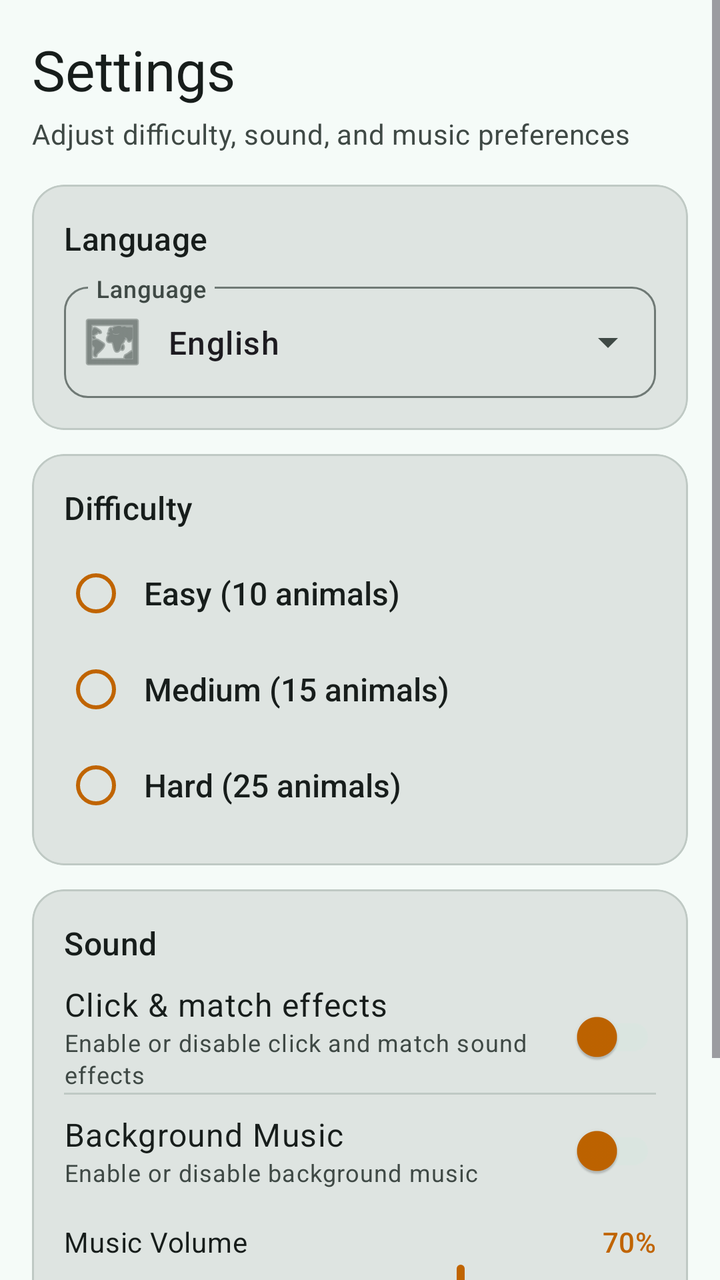
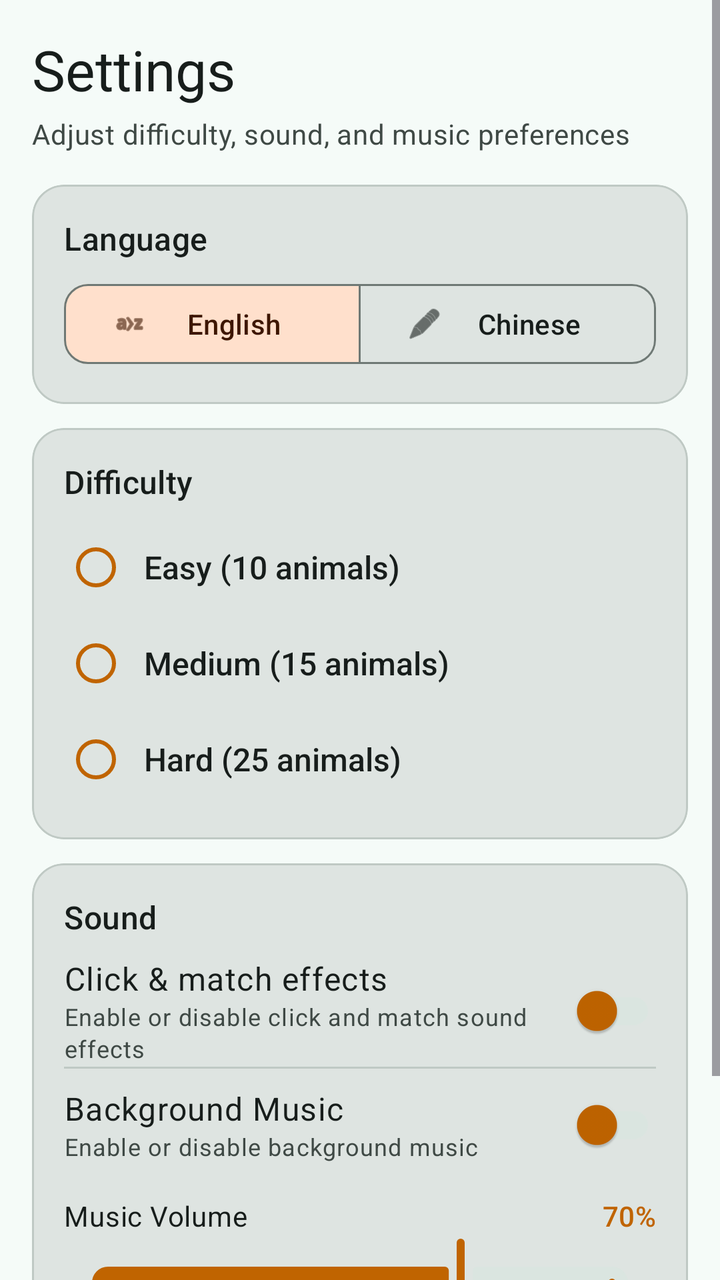

An Android layout rendered at two revisions. The XML below is the earlier revision; the diff shows what the commit changed to produce the second picture.
<!-- AndroidManifest.xml: application theme Theme.LianLianKan -->
<!-- res/layout/fragment_settings.xml -->
<?xml version="1.0" encoding="utf-8"?>
<ScrollView xmlns:android="http://schemas.android.com/apk/res/android"
    xmlns:app="http://schemas.android.com/apk/res-auto"
    android:layout_width="match_parent"
    android:layout_height="match_parent"
    android:background="@color/md_theme_light_background"
    android:clipToPadding="false">

    <LinearLayout
        android:layout_width="match_parent"
        android:layout_height="wrap_content"
        android:orientation="vertical"
        android:padding="@dimen/spacing_lg"
        android:paddingBottom="@dimen/spacing_xxl">

        
        <TextView
            style="@style/TextAppearance.Material3.HeadlineMedium"
            android:layout_width="match_parent"
            android:layout_height="wrap_content"
            android:text="@string/settings_title"
            android:textColor="@color/md_theme_light_onBackground" />

        <TextView
            style="@style/TextAppearance.Material3.BodyMedium"
            android:layout_width="match_parent"
            android:layout_height="wrap_content"
            android:layout_marginTop="@dimen/spacing_xs"
            android:text="@string/settings_subtitle"
            android:textColor="@color/md_theme_light_onSurfaceVariant" />

        
        <com.google.android.material.card.MaterialCardView
            style="@style/Widget.LianLianKan.CardView"
            android:layout_width="match_parent"
            android:layout_height="wrap_content"
            android:layout_marginTop="@dimen/spacing_lg">

            <LinearLayout
                android:layout_width="match_parent"
                android:layout_height="wrap_content"
                android:orientation="vertical">

                <TextView
                    style="@style/TextAppearance.Material3.TitleMedium"
                    android:layout_width="match_parent"
                    android:layout_height="wrap_content"
                    android:text="@string/language_setting"
                    android:textColor="@color/md_theme_light_onSurface" />

                <com.google.android.material.textfield.TextInputLayout
                    style="@style/Widget.Material3.TextInputLayout.OutlinedBox.ExposedDropdownMenu"
                    android:layout_width="match_parent"
                    android:layout_height="wrap_content"
                    android:layout_marginTop="@dimen/spacing_sm"
                    android:hint="@string/language_setting"
                    app:boxCornerRadiusBottomEnd="@dimen/shape_corner_medium"
                    app:boxCornerRadiusBottomStart="@dimen/shape_corner_medium"
                    app:boxCornerRadiusTopEnd="@dimen/shape_corner_medium"
                    app:boxCornerRadiusTopStart="@dimen/shape_corner_medium"
                    app:startIconDrawable="@android:drawable/ic_menu_mapmode">

                    <AutoCompleteTextView
                        android:id="@+id/spinner_language"
                        android:layout_width="match_parent"
                        android:layout_height="wrap_content"
                        android:inputType="none"
                        android:text="@string/language_en" />
                </com.google.android.material.textfield.TextInputLayout>
            </LinearLayout>
        </com.google.android.material.card.MaterialCardView>

        
        <com.google.android.material.card.MaterialCardView
            style="@style/Widget.LianLianKan.CardView"
            android:layout_width="match_parent"
            android:layout_height="wrap_content"
            android:layout_marginTop="@dimen/spacing_md">

            <LinearLayout
                android:layout_width="match_parent"
                android:layout_height="wrap_content"
                android:orientation="vertical">

                <TextView
                    style="@style/TextAppearance.Material3.TitleMedium"
                    android:layout_width="match_parent"
                    android:layout_height="wrap_content"
                    android:text="@string/difficulty_selection"
                    android:textColor="@color/md_theme_light_onSurface" />

                <RadioGroup
                    android:id="@+id/radio_group_difficulty"
                    android:layout_width="match_parent"
                    android:layout_height="wrap_content"
                    android:layout_marginTop="@dimen/spacing_sm"
                    android:orientation="vertical">

                    <RadioButton
                        android:id="@+id/radio_easy"
                        style="@style/Widget.LianLianKan.RadioButton"
                        android:layout_width="match_parent"
                        android:layout_height="@dimen/component_height_large"
                        android:gravity="center_vertical"
                        android:paddingStart="@dimen/spacing_sm"
                        android:paddingEnd="@dimen/spacing_sm"
                        android:text="@string/difficulty_easy_desc"
                        android:textSize="@dimen/type_body_large" />

                    <RadioButton
                        android:id="@+id/radio_medium"
                        style="@style/Widget.LianLianKan.RadioButton"
                        android:layout_width="match_parent"
                        android:layout_height="@dimen/component_height_large"
                        android:gravity="center_vertical"
                        android:paddingStart="@dimen/spacing_sm"
                        android:paddingEnd="@dimen/spacing_sm"
                        android:text="@string/difficulty_medium_desc"
                        android:textSize="@dimen/type_body_large" />

                    <RadioButton
                        android:id="@+id/radio_hard"
                        style="@style/Widget.LianLianKan.RadioButton"
                        android:layout_width="match_parent"
                        android:layout_height="@dimen/component_height_large"
                        android:gravity="center_vertical"
                        android:paddingStart="@dimen/spacing_sm"
                        android:paddingEnd="@dimen/spacing_sm"
                        android:text="@string/difficulty_hard_desc"
                        android:textSize="@dimen/type_body_large" />
                </RadioGroup>
            </LinearLayout>
        </com.google.android.material.card.MaterialCardView>

        
        <com.google.android.material.card.MaterialCardView
            style="@style/Widget.LianLianKan.CardView"
            android:layout_width="match_parent"
            android:layout_height="wrap_content"
            android:layout_marginTop="@dimen/spacing_md">

            <LinearLayout
                android:layout_width="match_parent"
                android:layout_height="wrap_content"
                android:orientation="vertical">

                <TextView
                    style="@style/TextAppearance.Material3.TitleMedium"
                    android:layout_width="match_parent"
                    android:layout_height="wrap_content"
                    android:text="@string/sound"
                    android:textColor="@color/md_theme_light_onSurface" />

                
                <LinearLayout
                    android:layout_width="match_parent"
                    android:layout_height="@dimen/component_height_extra_large"
                    android:layout_marginTop="@dimen/spacing_sm"
                    android:gravity="center_vertical"
                    android:orientation="horizontal">

                    <LinearLayout
                        android:layout_width="0dp"
                        android:layout_height="wrap_content"
                        android:layout_weight="1"
                        android:orientation="vertical">

                        <TextView
                            style="@style/TextAppearance.Material3.BodyLarge"
                            android:layout_width="wrap_content"
                            android:layout_height="wrap_content"
                            android:text="@string/sound_effects"
                            android:textColor="@color/md_theme_light_onSurface" />

                        <TextView
                            style="@style/TextAppearance.Material3.BodySmall"
                            android:layout_width="wrap_content"
                            android:layout_height="wrap_content"
                            android:text="@string/pref_sound_effects_desc"
                            android:textColor="@color/md_theme_light_onSurfaceVariant" />
                    </LinearLayout>

                    <com.google.android.material.switchmaterial.SwitchMaterial
                        android:id="@+id/switch_sound_effects"
                        style="@style/Widget.LianLianKan.Switch"
                        android:layout_width="wrap_content"
                        android:layout_height="wrap_content" />
                </LinearLayout>

                <com.google.android.material.divider.MaterialDivider
                    android:layout_width="match_parent"
                    android:layout_height="wrap_content"
                    app:dividerColor="@color/md_theme_light_outlineVariant"
                    app:dividerInsetEnd="@dimen/spacing_none"
                    app:dividerInsetStart="@dimen/spacing_none"
                    app:dividerThickness="1dp" />

                
                <LinearLayout
                    android:layout_width="match_parent"
                    android:layout_height="@dimen/component_height_extra_large"
                    android:gravity="center_vertical"
                    android:orientation="horizontal">

                    <LinearLayout
                        android:layout_width="0dp"
                        android:layout_height="wrap_content"
                        android:layout_weight="1"
                        android:orientation="vertical">

                        <TextView
                            style="@style/TextAppearance.Material3.BodyLarge"
                            android:layout_width="wrap_content"
                            android:layout_height="wrap_content"
                            android:text="@string/background_music"
                            android:textColor="@color/md_theme_light_onSurface" />

                        <TextView
                            style="@style/TextAppearance.Material3.BodySmall"
                            android:layout_width="wrap_content"
                            android:layout_height="wrap_content"
                            android:text="@string/pref_bg_music_desc"
                            android:textColor="@color/md_theme_light_onSurfaceVariant" />
                    </LinearLayout>

                    <com.google.android.material.switchmaterial.SwitchMaterial
                        android:id="@+id/switch_background_music"
                        style="@style/Widget.LianLianKan.Switch"
                        android:layout_width="wrap_content"
                        android:layout_height="wrap_content" />
                </LinearLayout>

                
                <LinearLayout
                    android:layout_width="match_parent"
                    android:layout_height="wrap_content"
                    android:orientation="vertical"
                    android:paddingTop="@dimen/spacing_sm">

                    <LinearLayout
                        android:layout_width="match_parent"
                        android:layout_height="wrap_content"
                        android:gravity="center_vertical"
                        android:orientation="horizontal">

                        <TextView
                            style="@style/TextAppearance.Material3.BodyMedium"
                            android:layout_width="0dp"
                            android:layout_height="wrap_content"
                            android:layout_weight="1"
                            android:text="@string/music_volume"
                            android:textColor="@color/md_theme_light_onSurface" />

                        <TextView
                            android:id="@+id/tv_music_volume"
                            style="@style/TextAppearance.Material3.LabelLarge"
                            android:layout_width="wrap_content"
                            android:layout_height="wrap_content"
                            android:text="70%"
                            android:textColor="@color/md_theme_light_secondary" />
                    </LinearLayout>

                    <com.google.android.material.slider.Slider
                        android:id="@+id/seek_music_volume"
                        style="@style/Widget.LianLianKan.Slider"
                        android:layout_width="match_parent"
                        android:layout_height="wrap_content"
                        android:valueFrom="0"
                        android:valueTo="100"
                        android:value="70" />
                </LinearLayout>
            </LinearLayout>
        </com.google.android.material.card.MaterialCardView>

        
        <com.google.android.material.button.MaterialButton
            android:id="@+id/btn_reset_settings"
            style="@style/Widget.LianLianKan.Button.Outlined"
            android:layout_width="match_parent"
            android:layout_height="@dimen/component_height_large"
            android:layout_marginTop="@dimen/spacing_lg"
            android:text="@string/reset_settings"
            android:textAllCaps="false"
            app:icon="@android:drawable/ic_menu_revert"
            app:iconTint="@color/md_theme_light_secondary" />

    </LinearLayout>
</ScrollView>
<!-- resources referenced by this layout -->
<resources>
  <color name="md_theme_light_background">#F5FBF8</color>
  <color name="md_theme_light_onBackground">#171D1B</color>
  <color name="md_theme_light_onSurface">#171D1B</color>
  <color name="md_theme_light_onSurfaceVariant">#3F4945</color>
  <color name="md_theme_light_outlineVariant">#BFC9C4</color>
  <color name="md_theme_light_secondary">#C06400</color>
  <dimen name="component_height_extra_large">56dp</dimen>
  <dimen name="component_height_large">48dp</dimen>
  <dimen name="shape_corner_medium">12dp</dimen>
  <dimen name="spacing_lg">16dp</dimen>
  <dimen name="spacing_md">12dp</dimen>
  <dimen name="spacing_none">0dp</dimen>
  <dimen name="spacing_sm">8dp</dimen>
  <dimen name="spacing_xs">4dp</dimen>
  <dimen name="spacing_xxl">32dp</dimen>
  <dimen name="type_body_large">16sp</dimen>
  <string name="background_music">Background Music</string>
  <string name="difficulty_easy_desc">Easy (10 animals)</string>
  <string name="difficulty_hard_desc">Hard (25 animals)</string>
  <string name="difficulty_medium_desc">Medium (15 animals)</string>
  <string name="difficulty_selection">Difficulty</string>
  <string name="language_en">English</string>
  <string name="language_setting">Language</string>
  <string name="music_volume">Music Volume</string>
  <string name="pref_bg_music_desc">Enable or disable background music</string>
  <string name="pref_sound_effects_desc">Enable or disable click and match sound effects</string>
  <string name="reset_settings">Reset to Defaults</string>
  <string name="settings_subtitle">Adjust difficulty, sound, and music preferences</string>
  <string name="settings_title">Settings</string>
  <string name="sound">Sound</string>
  <string name="sound_effects">Click &amp; match effects</string>
  <color name="md_theme_light_outline">#6F7975</color>
  <color name="md_theme_light_primary">#006B5E</color>
  <color name="md_theme_light_surfaceVariant">#DAE5E0</color>
  <color name="md_theme_light_secondaryContainer">#FFE0CC</color>
  <color name="md_theme_light_onPrimary">#FFFFFF</color>
  <color name="md_theme_light_primaryContainer">#74F8E1</color>
  <color name="md_theme_light_onPrimaryContainer">#00201B</color>
  <color name="md_theme_light_onSecondary">#FFFFFF</color>
  <color name="md_theme_light_onSecondaryContainer">#3D1600</color>
  <color name="md_theme_light_tertiary">#5C5D72</color>
  <color name="md_theme_light_onTertiary">#FFFFFF</color>
  <color name="md_theme_light_tertiaryContainer">#E1E0F9</color>
  <color name="md_theme_light_onTertiaryContainer">#191A2C</color>
  <color name="md_theme_light_error">#BA1A1A</color>
  <color name="md_theme_light_onError">#FFFFFF</color>
  <color name="md_theme_light_errorContainer">#FFDAD6</color>
  <color name="md_theme_light_onErrorContainer">#410002</color>
  <color name="md_theme_light_surface">#F5FBF8</color>
  <color name="md_theme_light_surfaceDim">#D5DBD8</color>
  <color name="md_theme_light_surfaceBright">#F5FBF8</color>
  <color name="md_theme_light_surfaceContainerLowest">#FFFFFF</color>
  <color name="md_theme_light_surfaceContainerLow">#EFF5F2</color>
  <color name="md_theme_light_surfaceContainer">#E9EFEC</color>
  <color name="md_theme_light_surfaceContainerHigh">#E3EAE7</color>
  <color name="md_theme_light_surfaceContainerHighest">#DEE4E1</color>
  <color name="md_theme_light_inverseSurface">#2C3230</color>
  <color name="md_theme_light_inverseOnSurface">#ECF2EF</color>
  <color name="md_theme_light_inversePrimary">#53DBC5</color>
  <style name="ShapeAppearance.LianLianKan.SmallComponent" parent="ShapeAppearance.Material3.SmallComponent">
          <item name="cornerFamily">rounded</item>
          <item name="cornerSize">12dp</item>
      </style>
  <style name="ShapeAppearance.LianLianKan.LargeComponent" parent="ShapeAppearance.Material3.LargeComponent">
          <item name="cornerFamily">rounded</item>
          <item name="cornerSize">20dp</item>
      </style>
</resources>

<!-- the commit's change to res/layout/fragment_settings.xml (unified diff, before → after) -->
@@ -48,25 +48,37 @@
                     android:text="@string/language_setting"
                     android:textColor="@color/md_theme_light_onSurface" />
 
-                <com.google.android.material.textfield.TextInputLayout
-                    style="@style/Widget.Material3.TextInputLayout.OutlinedBox.ExposedDropdownMenu"
+                <com.google.android.material.button.MaterialButtonToggleGroup
+                    android:id="@+id/language_toggle_group"
                     android:layout_width="match_parent"
                     android:layout_height="wrap_content"
                     android:layout_marginTop="@dimen/spacing_sm"
-                    android:hint="@string/language_setting"
-                    app:boxCornerRadiusBottomEnd="@dimen/shape_corner_medium"
-                    app:boxCornerRadiusBottomStart="@dimen/shape_corner_medium"
-                    app:boxCornerRadiusTopEnd="@dimen/shape_corner_medium"
-                    app:boxCornerRadiusTopStart="@dimen/shape_corner_medium"
-                    app:startIconDrawable="@android:drawable/ic_menu_mapmode">
-
-                    <AutoCompleteTextView
-                        android:id="@+id/spinner_language"
-                        android:layout_width="match_parent"
-                        android:layout_height="wrap_content"
-                        android:inputType="none"
-                        android:text="@string/language_en" />
-                </com.google.android.material.textfield.TextInputLayout>
+                    app:checkedButton="@id/btn_language_en"
+                    app:selectionRequired="true"
+                    app:singleSelection="true">
+
+                    <com.google.android.material.button.MaterialButton
+                        android:id="@+id/btn_language_en"
+                        style="@style/Widget.Material3.Button.OutlinedButton"
+                        android:layout_width="0dp"
+                        android:layout_height="@dimen/component_height_large"
+                        android:layout_weight="1"
+                        android:text="@string/language_en"
+                        android:textAllCaps="false"
+                        app:cornerRadius="@dimen/shape_corner_medium"
+                        app:icon="@android:drawable/ic_menu_sort_alphabetically" />
+
+                    <com.google.android.material.button.MaterialButton
+                        android:id="@+id/btn_language_zh"
+                        style="@style/Widget.Material3.Button.OutlinedButton"
+                        android:layout_width="0dp"
+                        android:layout_height="@dimen/component_height_large"
+                        android:layout_weight="1"
+                        android:text="@string/language_zh"
+                        android:textAllCaps="false"
+                        app:cornerRadius="@dimen/shape_corner_medium"
+                        app:icon="@android:drawable/ic_menu_edit" />
+                </com.google.android.material.button.MaterialButtonToggleGroup>
             </LinearLayout>
         </com.google.android.material.card.MaterialCardView>
 
<!-- resource entries referenced after the edit -->
@@ -23,6 +23,7 @@
   <string name="difficulty_selection">Difficulty</string>
   <string name="language_en">English</string>
   <string name="language_setting">Language</string>
+  <string name="language_zh">Chinese</string>
   <string name="music_volume">Music Volume</string>
   <string name="pref_bg_music_desc">Enable or disable background music</string>
   <string name="pref_sound_effects_desc">Enable or disable click and match sound effects</string>
